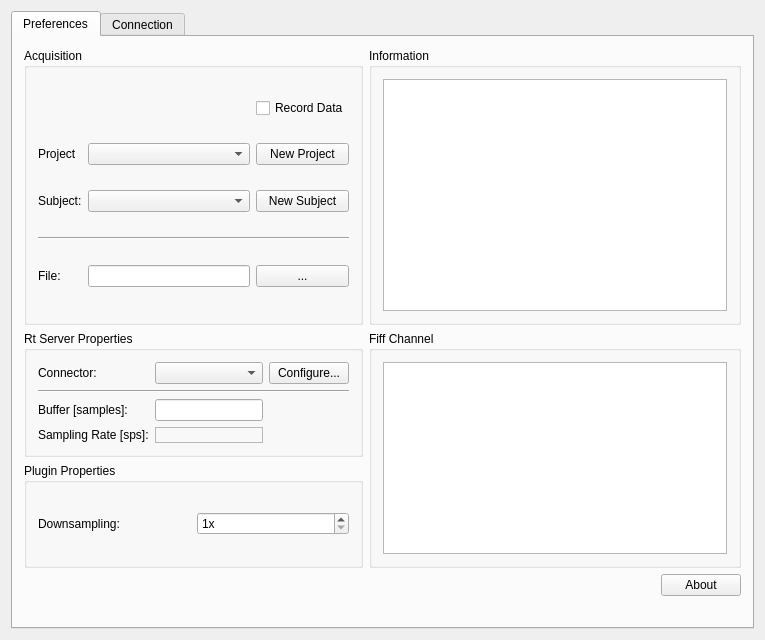
Before: the Qt Designer form applications/mne_x/plugins/neuromag/FormFiles/neuromagsetup.ui in mne-tools/mne-cpp, drawn with Qt 5.
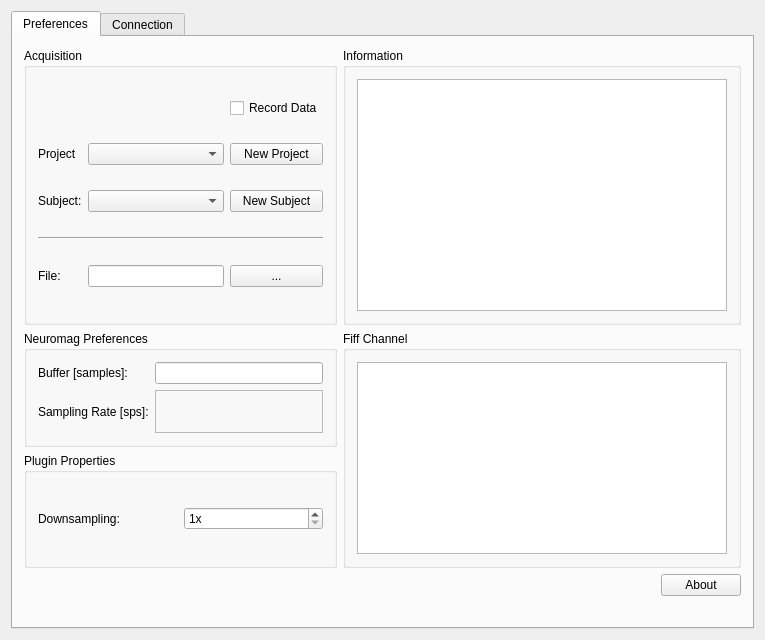
After: the same form once the commit is applied.

Commit message: neuromag plugin

Patch:
```diff
--- a/applications/mne_x/plugins/neuromag/FormFiles/neuromagsetup.ui
+++ b/applications/mne_x/plugins/neuromag/FormFiles/neuromagsetup.ui
@@ -99,34 +99,24 @@
          <item row="3" column="0">
           <widget class="QGroupBox" name="m_qGroupBox_MneRtClientProperties">
            <property name="title">
-            <string>Rt Server Properties</string>
+            <string>Neuromag Preferences</string>
            </property>
            <layout class="QGridLayout" name="gridLayout">
-            <item row="5" column="0">
+            <item row="3" column="1">
+             <widget class="QLineEdit" name="m_qLineEdit_BufferSize">
+              <property name="text">
+               <string/>
+              </property>
+             </widget>
+            </item>
+            <item row="3" column="0">
              <widget class="QLabel" name="m_qLabel_BufferSize">
               <property name="text">
                <string>Buffer [samples]:</string>
               </property>
              </widget>
             </item>
-            <item row="0" column="1">
-             <widget class="QComboBox" name="m_qComboBox_Connector"/>
-            </item>
-            <item row="5" column="1">
-             <widget class="QLineEdit" name="m_qLineEdit_BufferSize">
-              <property name="text">
-               <string/>
-              </property>
-             </widget>
-            </item>
-            <item row="0" column="0">
-             <widget class="QLabel" name="m_qLabel_Connector">
-              <property name="text">
-               <string>Connector:</string>
-              </property>
-             </widget>
-            </item>
-            <item row="6" column="1">
+            <item row="4" column="1">
              <widget class="QLabel" name="m_qLabel_sps">
               <property name="frameShape">
                <enum>QFrame::StyledPanel</enum>
@@ -136,7 +126,7 @@
               </property>
              </widget>
             </item>
-            <item row="6" column="0">
+            <item row="4" column="0">
              <widget class="QLabel" name="m_qLabel_sps_description">
               <property name="sizePolicy">
                <sizepolicy hsizetype="Minimum" vsizetype="Minimum">
@@ -152,20 +142,6 @@
               </property>
              </widget>
             </item>
-            <item row="0" column="2">
-             <widget class="QPushButton" name="m_qPushButton_Configure">
-              <property name="text">
-               <string>Configure...</string>
-              </property>
-             </widget>
-            </item>
-            <item row="4" column="0" colspan="3">
-             <widget class="Line" name="line">
-              <property name="orientation">
-               <enum>Qt::Horizontal</enum>
-              </property>
-             </widget>
-            </item>
            </layout>
           </widget>
          </item>
```
The commit also changes 9 other files.
